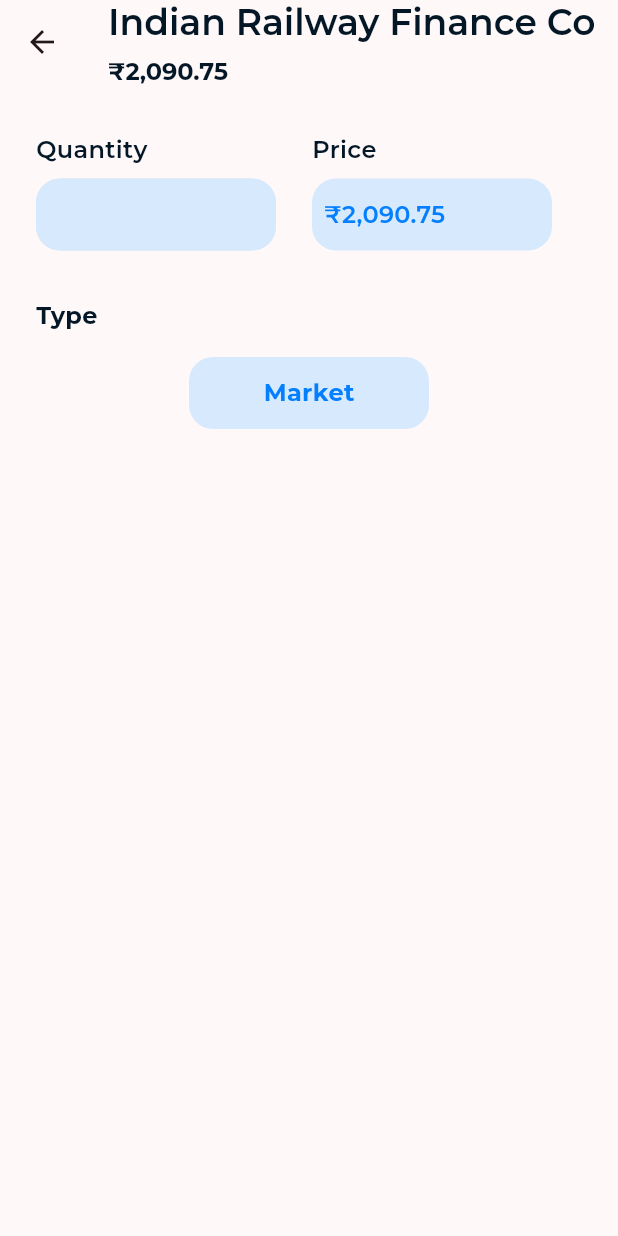
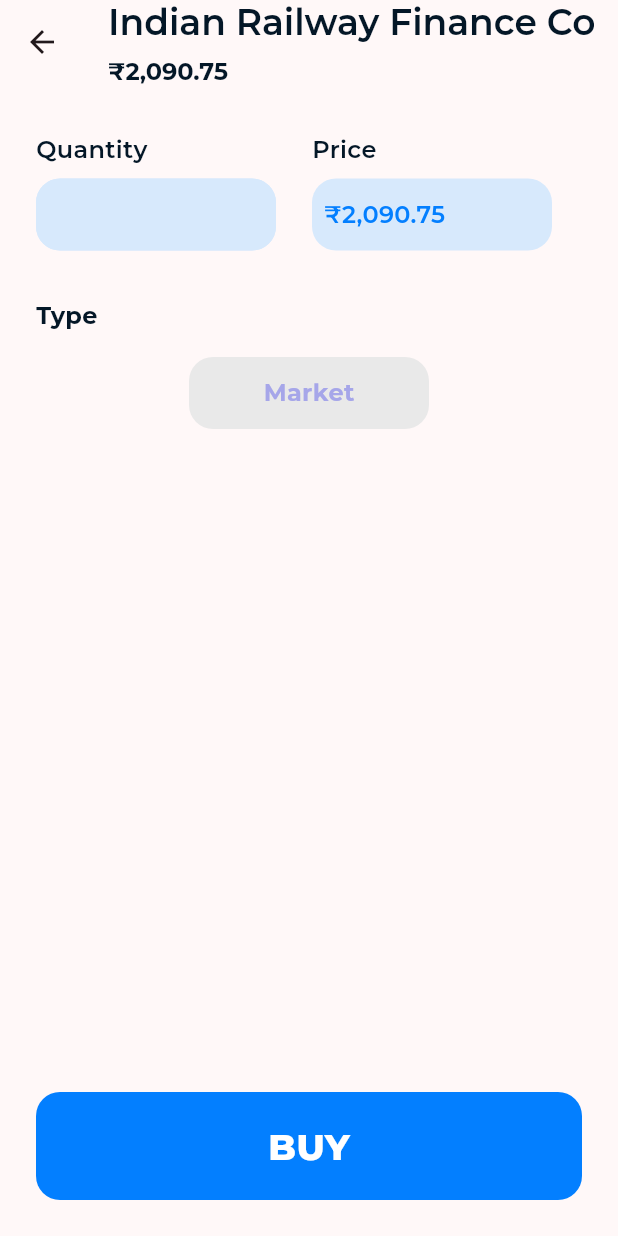
Before and after one commit to Raj-gopal/WealthWise, a Flutter app: the buy_stock screen opened directly, on a phone screen of 412 x 824 dp. Run offline on Flutter 3.47's test engine with Material 3 defaults, Android fonts, the phone set to English and light mode, and no system bars; drawn by our look-alikes of text_scroll; our stand-ins replace animated_splash_screen, awesome_snackbar_content, firebase_auth, firebase_core, introduction_screen, page_transition and 1 more; missing offline and left inert: auto_size_text_field; accounts and stored records are empty; network calls fail.

```diff
--- a/lib/screen/Buy_Stock.dart
+++ b/lib/screen/Buy_Stock.dart
@@ -180,7 +180,7 @@ class _buy_stockState extends State<buy_stock> {
                 width: 160,
                 height: 48,
                 decoration: BoxDecoration(
-                  color: Color.fromRGBO(215, 233, 252, 1),
+                  color: Color.fromRGBO(233, 233, 233, 1),
                   borderRadius: BorderRadius.circular(16),
                 ),
                 child: Align(
@@ -191,13 +191,42 @@ class _buy_stockState extends State<buy_stock> {
                       fontFamily: 'Montserrat',
                       fontSize: 16,
                       fontWeight: FontWeight.w700,
-                      color: Color.fromRGBO(3, 127, 255, 1),
+                      color: Color.fromRGBO(166, 166, 233, 1),
                     ),
                   ),
                 ),
               ),
             ),
           ],
+        ),
+      ),
+       bottomNavigationBar: GestureDetector(
+        onTap: () {
+          // Navigator.push(
+          //   context,
+          //   MaterialPageRoute(builder: (context) => buy_stock()),
+          // );
+        },
+        child: Padding(
+          padding:
+              const EdgeInsets.only(top: 24, left: 24, right: 24, bottom: 24),
+          child: Container(
+            height: 72,
+            decoration: BoxDecoration(
+                color: Color.fromRGBO(3, 127, 255, 1),
+                borderRadius: BorderRadius.circular(16)),
+            child: Align(
+              alignment: Alignment.center,
+              child: Text(
+                'BUY',
+                style: TextStyle(
+                    fontFamily: 'Montserrat',
+                    fontSize: 24,
+                    fontWeight: FontWeight.w800,
+                    color: Colors.white),
+              ),
+            ),
+          ),
         ),
       ),
     );
--- a/pubspec.yaml
+++ b/pubspec.yaml
@@ -50,6 +50,7 @@ dependencies:
   auto_size_text_field: ^2.2.2
   introduction_screen: ^3.1.12
   text_scroll: ^0.2.0
+  awesome_snackbar_content: ^0.1.3
 
 
 
```
Also changed, not shown: lib/screen/OnBoarding.dart (+5 -6 lines), lib/screen/Stock_screen.dart (+19 -5 lines), pubspec.lock.
